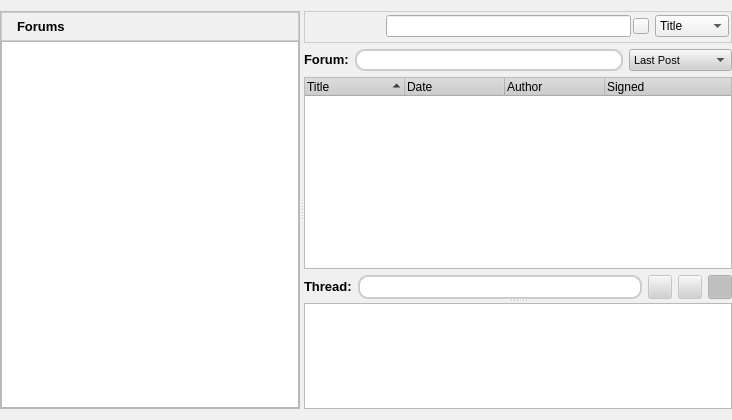
The window that retroshare-gui/src/gui/ForumsDialog.ui (RetroShare/RetroShare) describes before a commit, drawn with Qt 5.
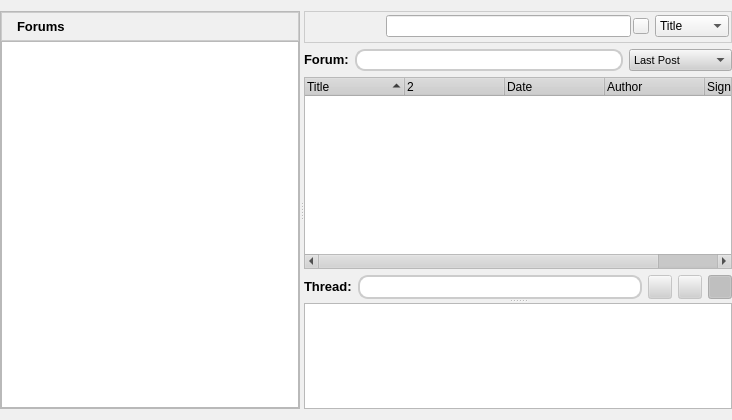
The same window after the commit. Icons and pictures are not drawn.

Diff of the .ui file:
```diff
--- a/retroshare-gui/src/gui/ForumsDialog.ui
+++ b/retroshare-gui/src/gui/ForumsDialog.ui
@@ -878,6 +878,15 @@
             <string>Title</string>
            </property>
           </column>
+          <column>
+           <property name="text">
+            <string/>
+           </property>
+           <property name="icon">
+            <iconset resource="images.qrc">
+             <normaloff>:/images/message-state-header.png</normaloff>:/images/message-state-header.png</iconset>
+           </property>
+          </column>
           <column>
            <property name="text">
             <string>Date</string>
```
